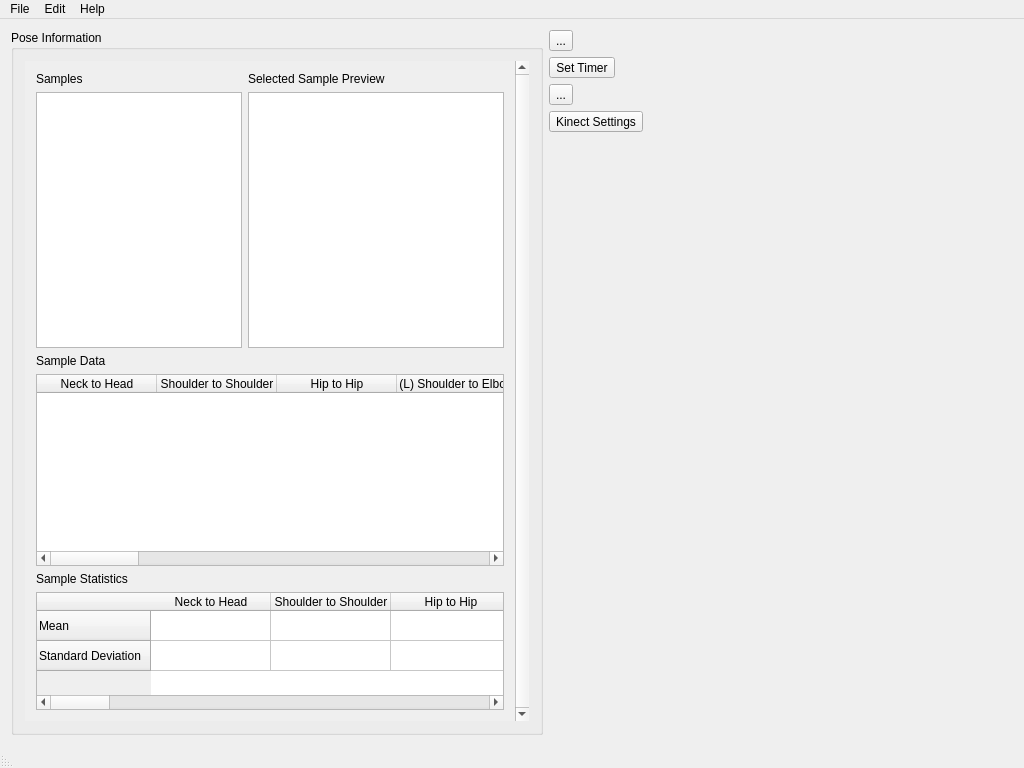
freemancw/PoseDesigner, file mainwindow.ui: the form before one commit.
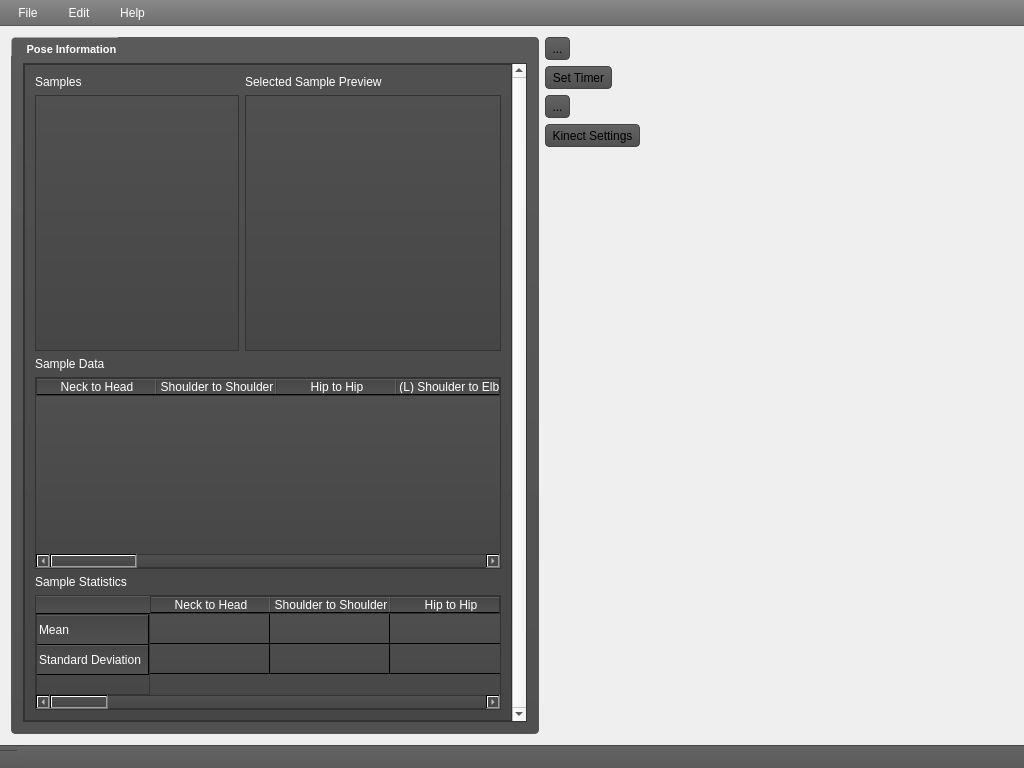
The form after the commit. Icons and pictures are not drawn. Custom widgets are drawn as their Qt base class.

Commit message: Started modifying the stylesheets of several windows to a dark theme.

```diff
--- a/mainwindow.ui
+++ b/mainwindow.ui
@@ -27,7 +27,15 @@
   <property name="layoutDirection">
    <enum>Qt::LeftToRight</enum>
   </property>
+  <property name="styleSheet">
+   <string notr="true"/>
+  </property>
   <widget class="QWidget" name="centralWidget">
+   <property name="styleSheet">
+    <string notr="true">background-image: url(:/images/gui/textures/texturedbackground.png);
+
+</string>
+   </property>
    <layout class="QGridLayout" name="gridLayout_2">
     <item row="0" column="0" rowspan="5">
      <widget class="QGroupBox" name="poseInfoBox">
@@ -37,6 +45,28 @@
         <verstretch>0</verstretch>
        </sizepolicy>
       </property>
+      <property name="font">
+       <font>
+        <pointsize>8</pointsize>
+        <weight>75</weight>
+        <bold>true</bold>
+       </font>
+      </property>
+      <property name="styleSheet">
+       <string notr="true">QGroupBox {
+	background: qlineargradient(spread:pad, x1:0, y1:1, x2:0, y2:0, stop:0 rgba(80, 80, 80, 255), stop:1 rgba(90, 90, 90, 255));
+	border: 1px solid #555;
+    border-radius: 4px;
+	padding: 0;
+	padding-top: 14px;
+}
+
+QGroupBox::title {
+	color: #fff;
+    padding-top: 6px;
+	margin-left: 14px;
+}</string>
+      </property>
       <property name="title">
        <string>Pose Information</string>
       </property>
@@ -49,6 +79,14 @@
            <verstretch>0</verstretch>
           </sizepolicy>
          </property>
+         <property name="styleSheet">
+          <string notr="true">
+	background: qlineargradient(spread:pad, x1:0, y1:1, x2:0, y2:0, stop:0 rgba(70, 70, 70, 255), stop:1 rgba(80, 80, 80, 255));
+	color: #fff;
+	border: 1px solid #333;
+
+</string>
+         </property>
          <property name="frameShape">
           <enum>QFrame::NoFrame</enum>
          </property>
@@ -63,8 +101,8 @@
            <rect>
             <x>0</x>
             <y>0</y>
-            <width>451</width>
-            <height>676</height>
+            <width>449</width>
+            <height>666</height>
            </rect>
           </property>
           <property name="sizePolicy">
@@ -73,11 +111,18 @@
             <verstretch>0</verstretch>
            </sizepolicy>
           </property>
+          <property name="styleSheet">
+           <string notr="true"/>
+          </property>
           <layout class="QVBoxLayout" name="verticalLayout_2">
            <item>
             <layout class="QGridLayout" name="gridLayout">
              <item row="0" column="0">
               <widget class="QLabel" name="samplesLabel">
+               <property name="styleSheet">
+                <string notr="true">background: transparent;
+border: 0;</string>
+               </property>
                <property name="text">
                 <string>Samples</string>
                </property>
@@ -101,6 +146,10 @@
              </item>
              <item row="0" column="1">
               <widget class="QLabel" name="samplePreviewLabel">
+               <property name="styleSheet">
+                <string notr="true">background: transparent;
+border: 0;</string>
+               </property>
                <property name="text">
                 <string>Selected Sample Preview</string>
                </property>
@@ -138,6 +187,10 @@
            </item>
            <item>
             <widget class="QLabel" name="sampleDataLabel">
+             <property name="styleSheet">
+              <string notr="true">background: transparent;
+border: 0;</string>
+             </property>
              <property name="text">
               <string>Sample Data</string>
              </property>
@@ -157,6 +210,9 @@
                <height>0</height>
               </size>
              </property>
+             <property name="styleSheet">
+              <string notr="true"/>
+             </property>
              <property name="verticalScrollBarPolicy">
               <enum>Qt::ScrollBarAsNeeded</enum>
              </property>
@@ -278,6 +334,10 @@
            </item>
            <item>
             <widget class="QLabel" name="sampleStatsLabel">
+             <property name="styleSheet">
+              <string notr="true">background: transparent;
+border: 0;</string>
+             </property>
              <property name="text">
               <string>Sample Statistics</string>
              </property>
@@ -396,6 +456,23 @@
       <property name="statusTip">
        <string>Add New Sample</string>
       </property>
+      <property name="styleSheet">
+       <string notr="true">QToolButton { 
+    border: 1px solid #444;
+	border-radius: 4px;
+	background: qlineargradient(spread:pad, x1:1, y1:1, x2:1, y2:0, stop:0 rgba(80, 80, 80, 255), stop:1 rgba(100, 100, 100, 255));
+	margin: 0;
+	padding: 2px;
+}
+
+QToolButton:hover {
+	background: qlineargradient(spread:pad, x1:1, y1:1, x2:1, y2:0, stop:0 rgba(90, 90, 90, 255), stop:1 rgba(110, 110, 110, 255));
+}
+
+QToolButton:pressed {
+	background: qlineargradient(spread:pad, x1:1, y1:1, x2:1, y2:0, stop:0 rgba(80, 80, 80, 255), stop:1 rgba(100, 100, 100, 255));
+}</string>
+      </property>
       <property name="text">
        <string>...</string>
       </property>
@@ -426,6 +503,9 @@
         <bold>false</bold>
        </font>
       </property>
+      <property name="styleSheet">
+       <string notr="true"/>
+      </property>
      </widget>
     </item>
     <item row="1" column="1">
@@ -436,6 +516,23 @@
       <property name="statusTip">
        <string>Set Timer to Take Sample</string>
       </property>
+      <property name="styleSheet">
+       <string notr="true">QToolButton { 
+    border: 1px solid #444;
+	border-radius: 4px;
+	background: qlineargradient(spread:pad, x1:1, y1:1, x2:1, y2:0, stop:0 rgba(80, 80, 80, 255), stop:1 rgba(100, 100, 100, 255));
+	margin: 0;
+	padding: 2px;
+}
+
+QToolButton:hover {
+	background: qlineargradient(spread:pad, x1:1, y1:1, x2:1, y2:0, stop:0 rgba(90, 90, 90, 255), stop:1 rgba(110, 110, 110, 255));
+}
+
+QToolButton:pressed {
+	background: qlineargradient(spread:pad, x1:1, y1:1, x2:1, y2:0, stop:0 rgba(80, 80, 80, 255), stop:1 rgba(100, 100, 100, 255));
+}</string>
+      </property>
       <property name="text">
        <string>Set Timer</string>
       </property>
@@ -459,6 +556,23 @@
       <property name="statusTip">
        <string>Remove Selected Sample</string>
       </property>
+      <property name="styleSheet">
+       <string notr="true">QToolButton { 
+    border: 1px solid #444;
+	border-radius: 4px;
+	background: qlineargradient(spread:pad, x1:1, y1:1, x2:1, y2:0, stop:0 rgba(80, 80, 80, 255), stop:1 rgba(100, 100, 100, 255));
+	margin: 0;
+	padding: 2px;
+}
+
+QToolButton:hover {
+	background: qlineargradient(spread:pad, x1:1, y1:1, x2:1, y2:0, stop:0 rgba(90, 90, 90, 255), stop:1 rgba(110, 110, 110, 255));
+}
+
+QToolButton:pressed {
+	background: qlineargradient(spread:pad, x1:1, y1:1, x2:1, y2:0, stop:0 rgba(80, 80, 80, 255), stop:1 rgba(100, 100, 100, 255));
+}</string>
+      </property>
       <property name="text">
        <string>...</string>
       </property>
@@ -482,6 +596,23 @@
       <property name="statusTip">
        <string>Adjust Kinect Settings</string>
       </property>
+      <property name="styleSheet">
+       <string notr="true">QToolButton { 
+    border: 1px solid #444;
+	border-radius: 4px;
+	background: qlineargradient(spread:pad, x1:1, y1:1, x2:1, y2:0, stop:0 rgba(80, 80, 80, 255), stop:1 rgba(100, 100, 100, 255));
+	margin: 0;
+	padding: 2px;
+}
+
+QToolButton:hover {
+	background: qlineargradient(spread:pad, x1:1, y1:1, x2:1, y2:0, stop:0 rgba(90, 90, 90, 255), stop:1 rgba(110, 110, 110, 255));
+}
+
+QToolButton:pressed {
+	background: qlineargradient(spread:pad, x1:1, y1:1, x2:1, y2:0, stop:0 rgba(80, 80, 80, 255), stop:1 rgba(100, 100, 100, 255));
+}</string>
+      </property>
       <property name="text">
        <string>Kinect Settings</string>
       </property>
@@ -505,7 +636,7 @@
      <x>0</x>
      <y>0</y>
      <width>1024</width>
-     <height>21</height>
+     <height>28</height>
     </rect>
    </property>
    <property name="sizePolicy">
@@ -530,6 +661,31 @@
    <property name="autoFillBackground">
     <bool>false</bool>
    </property>
+   <property name="styleSheet">
+    <string notr="true">QMenuBar {
+	background-color: qlineargradient(spread:pad, x1:0, y1:1, x2:0, y2:0, stop:0 rgba(109, 109, 109, 255), stop:1 rgba(137, 137, 137, 255));
+	border-bottom: 1px solid #555;
+}
+
+QMenuBar::item {
+	background-color: transparent;
+	padding: 4px 10px;
+	margin: 2px;
+	color: #fff;
+}
+
+QMenuBar::item::selected {
+	background-color: qlineargradient(spread:pad, x1:0, y1:1, x2:0, y2:0, stop:0 rgba(0, 107, 252, 255), stop:1 rgba(64, 143, 255, 255));
+	border: 1px solid #555;
+	border-radius: 4px;
+}
+
+QMenuBar::item::pressed {
+	background-color: qlineargradient(spread:pad, x1:0, y1:1, x2:0, y2:0, stop:0 rgba(50, 50, 50, 255), stop:1 rgba(75, 75, 75, 255));
+	border: 1px solid #555;
+	border-radius: 4px;
+}</string>
+   </property>
    <widget class="QMenu" name="menuFile">
     <property name="title">
      <string>File</string>
@@ -567,6 +723,11 @@
    <property name="layoutDirection">
     <enum>Qt::RightToLeft</enum>
    </property>
+   <property name="styleSheet">
+    <string notr="true">background-color: qlineargradient(spread:pad, x1:0, y1:1, x2:0, y2:0, stop:0 rgba(90, 90, 90, 255), stop:1 rgba(100, 100, 100, 255));
+color: #fff;
+border-top: 1px solid #444;</string>
+   </property>
   </widget>
   <action name="actionOpen">
    <property name="icon">
```
Left out of the diff: 234 changed lines with no effect on the pictures. The commit also changes 3 other files.
